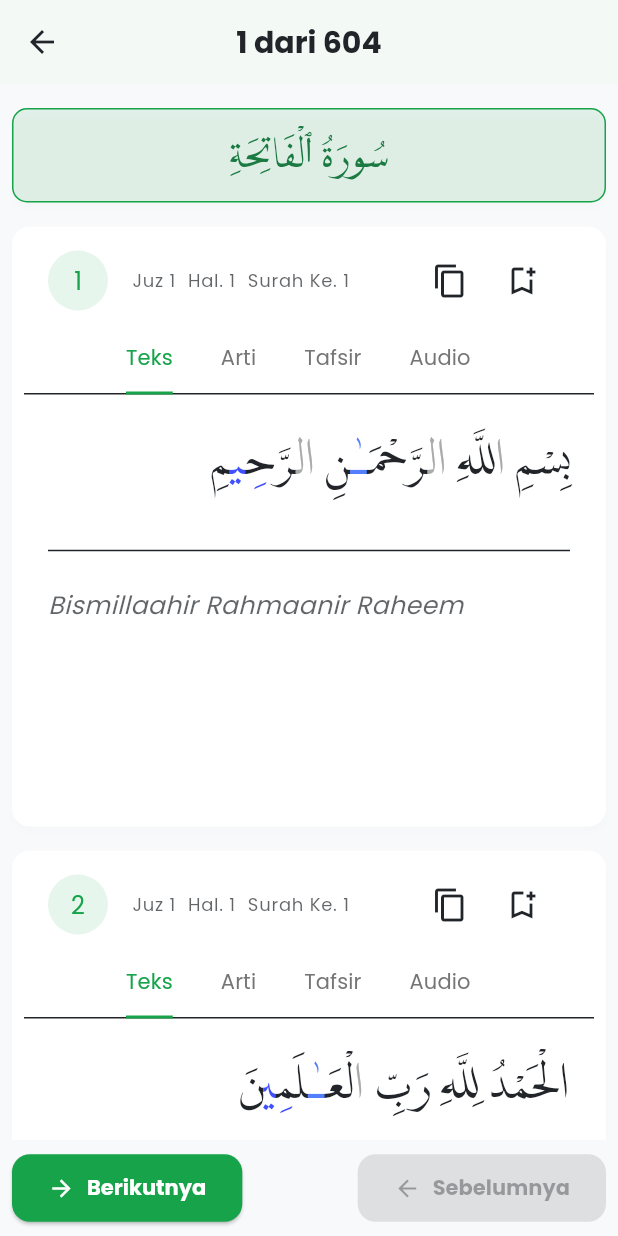
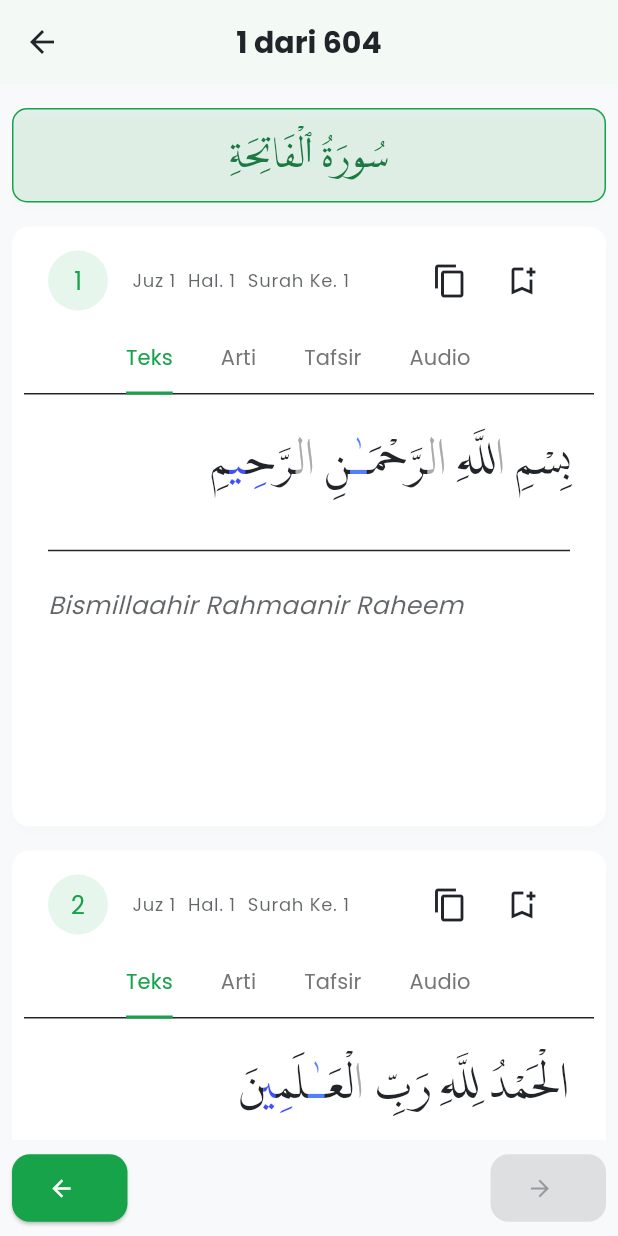
Before and after one commit to servdal/quran-app, a Flutter app: the PageViewScreen screen opened directly, on a phone screen of 412 x 824 dp. Run offline on Flutter 3.47's test engine with Material 3 defaults, Android fonts, the phone set to English and light mode, and no system bars; our stand-ins replace audioplayers, flutter_riverpod, geolocator, scrollable_positioned_list, shared_preferences; accounts and stored records are empty.

```diff
--- a/lib/screens/page_view_screen.dart
+++ b/lib/screens/page_view_screen.dart
@@ -67,8 +67,8 @@ class _PageViewScreenState extends State<PageViewScreen> {
         mainAxisAlignment: MainAxisAlignment.spaceBetween,
         children: [
           ElevatedButton.icon(
-            icon: const Icon(Icons.arrow_forward),
-            label: const Text('Berikutnya'),
+            icon: const Icon(Icons.arrow_back),
+            label: const Text(' '),
             onPressed: _currentPage < 604
                 ? () {
                     _pageController.nextPage(
@@ -79,8 +79,8 @@ class _PageViewScreenState extends State<PageViewScreen> {
                 : null,
           ),
           ElevatedButton.icon(
-            icon: const Icon(Icons.arrow_back),
-            label: const Text('Sebelumnya'),
+            icon: const Icon(Icons.arrow_forward),
+            label: const Text(' '),
             onPressed: _currentPage > 1
                 ? () {
                     _pageController.previousPage(
--- a/lib/screens/surah_detail_screen.dart
+++ b/lib/screens/surah_detail_screen.dart
@@ -144,7 +144,7 @@ class _SurahDetailScreenState extends ConsumerState<SurahDetailScreen> {
           if (currentSurahId > 1)
             ElevatedButton.icon(
               icon: const Icon(Icons.arrow_back),
-              label: const Text('Sebelumnya'),
+              label: const Text(' '),
               onPressed: () {
                 Navigator.pushReplacement(
                   context,
@@ -158,7 +158,7 @@ class _SurahDetailScreenState extends ConsumerState<SurahDetailScreen> {
           if (currentSurahId < 114)
             ElevatedButton.icon(
               icon: const Icon(Icons.arrow_forward),
-              label: const Text('Berikutnya'),
+              label: const Text(' '),
               onPressed: () {
                 Navigator.pushReplacement(
                   context,
--- a/pubspec.yaml
+++ b/pubspec.yaml
@@ -3,7 +3,7 @@ description: "AlQuran Digital diLengkapi Dengan Tafsir Jalalain dan Audio Gus Ba
 
 publish_to: 'none'
 
-version: 3.0.0+10
+version: 3.0.0+11
 
 environment:
   sdk: ^3.7.2
```
Also changed, not shown: lib/screens/deresan_view_screen.dart (+4 -4 lines), 5 other files.
